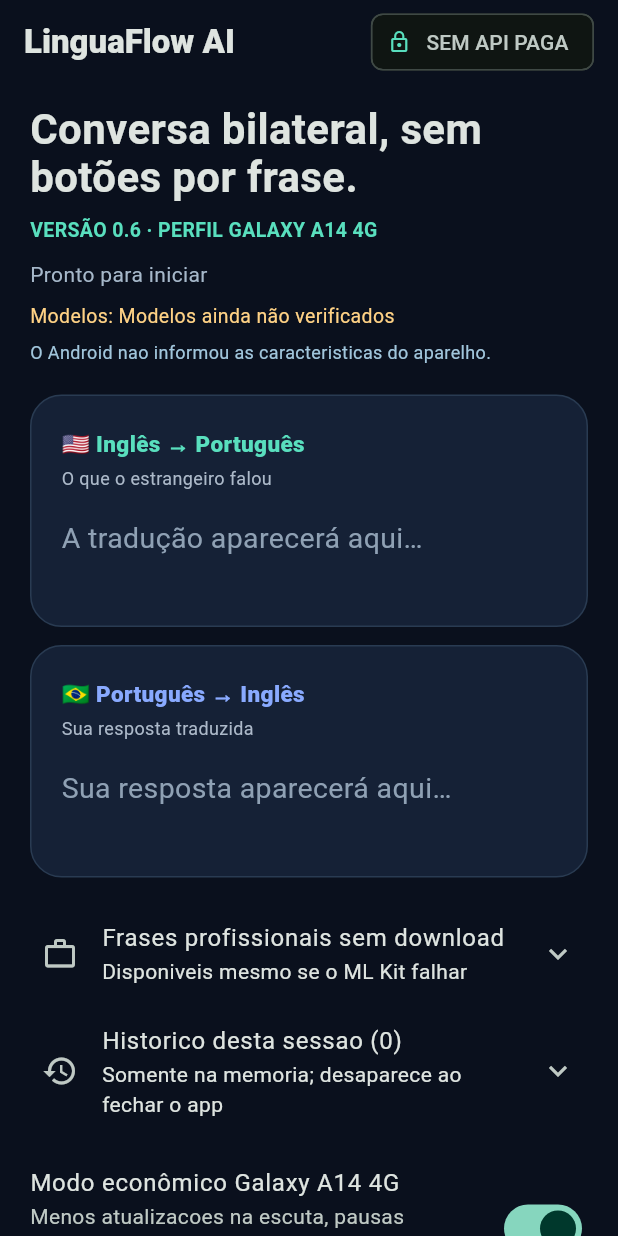
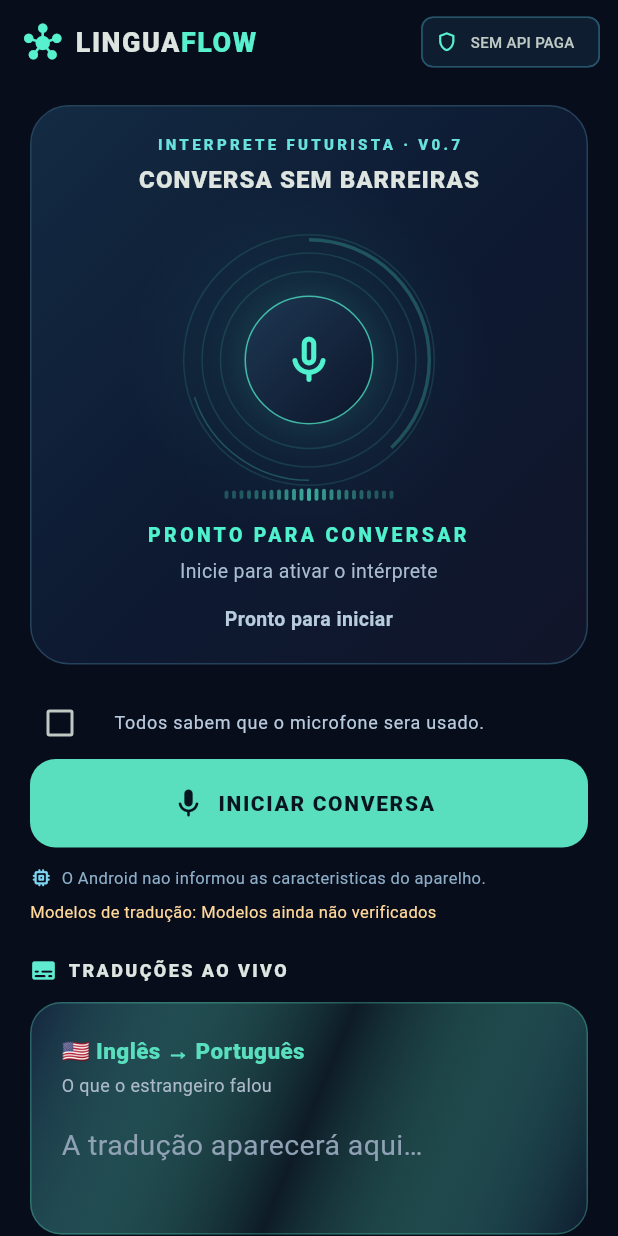
Before and after one commit to gabriel32nunes-glitch/LinguaFlow-AI, a Flutter app: the screen it shows after launch, on a phone screen of 412 x 824 dp. Run offline on Flutter 3.47's test engine with Material 3 defaults, Android fonts, the phone set to English and light mode, and no system bars; our stand-ins replace flutter_tts, permission_handler; missing offline and left inert: google_mlkit_language_id, google_mlkit_translation; accounts and stored records are empty.

Commit message:
feat(ui): painel futurista com halo pulsante, ondas e atalhos de conversa

```diff
--- a/lib/main.dart
+++ b/lib/main.dart
@@ -9,6 +9,7 @@ import 'package:permission_handler/permission_handler.dart';
 import 'work_phrases.dart';
 import 'language_direction.dart';
 import 'device_profile.dart';
+import 'voice_aura.dart';
 
 void main() {
   WidgetsFlutterBinding.ensureInitialized();
@@ -20,14 +21,14 @@ class LinguaFlowApp extends StatelessWidget {
 
   @override
   Widget build(BuildContext context) => MaterialApp(
-        title: 'LinguaFlow AI Grátis',
+        title: 'LinguaFlow AI',
         debugShowCheckedModeBanner: false,
         theme: ThemeData(
           useMaterial3: true,
           brightness: Brightness.dark,
-          scaffoldBackgroundColor: const Color(0xFF0A101D),
+          scaffoldBackgroundColor: const Color(0xFF080D1C),
           colorScheme: ColorScheme.fromSeed(
-            seedColor: const Color(0xFF59DFBE),
+            seedColor: const Color(0xFF58F1D0),
             brightness: Brightness.dark,
           ),
         ),
@@ -655,13 +656,25 @@ class _TranslationPageState extends State<TranslationPage> {
     return Scaffold(
       appBar: AppBar(
         backgroundColor: Colors.transparent,
-        title: const Text('LinguaFlow AI', style: TextStyle(fontWeight: FontWeight.w800)),
+        title: const Row(children: [
+          Icon(Icons.hub_rounded, color: Color(0xFF58F1D0), size: 25),
+          SizedBox(width: 9),
+          Text('LINGUA', style: TextStyle(
+              fontSize: 18, fontWeight: FontWeight.w900, letterSpacing: 1.0)),
+          Text('FLOW', style: TextStyle(
+              fontSize: 18, color: Color(0xFF58F1D0),
+              fontWeight: FontWeight.w900, letterSpacing: 1.0)),
+        ]),
         actions: [
           Padding(
-            padding: const EdgeInsets.only(right: 16),
+            padding: const EdgeInsets.only(right: 12),
             child: Chip(
-              avatar: Icon(Icons.lock_outline, size: 16, color: accent),
-              label: const Text('SEM API PAGA'),
+              side: const BorderSide(color: Color(0xFF24536A)),
+              backgroundColor: const Color(0xFF0E1D30),
+              avatar: const Icon(Icons.shield_outlined, size: 15,
+                  color: Color(0xFF58F1D0)),
+              label: const Text('SEM API PAGA',
+                  style: TextStyle(fontSize: 10, letterSpacing: 0.2)),
             ),
           ),
         ],
@@ -670,30 +683,114 @@ class _TranslationPageState extends State<TranslationPage> {
         child: ListView(
           padding: const EdgeInsets.fromLTRB(20, 14, 20, 28),
           children: [
-            const Text('Conversa bilateral, sem botões por frase.',
-                style: TextStyle(fontSize: 28, fontWeight: FontWeight.w700, height: 1.15)),
-            const SizedBox(height: 10),
-            const Text('VERSÃO 0.6 · PERFIL GALAXY A14 4G',
-                style: TextStyle(color: Color(0xFF59DFBE),
-                    fontSize: 13, fontWeight: FontWeight.bold)),
-            const SizedBox(height: 10),
-            Text(controller.status,
-                style: const TextStyle(color: Color(0xFFA6B8CA), fontSize: 14)),
-            const SizedBox(height: 8),
-            Text('Modelos: ${controller.modelsStatus}',
-              style: const TextStyle(color: Color(0xFFFFD285), fontSize: 13)),
-            const SizedBox(height: 6),
-            Text(controller.deviceStatus,
-              style: const TextStyle(color: Color(0xFFA1C6DC), fontSize: 12)),
+            Container(
+              padding: const EdgeInsets.fromLTRB(16, 18, 16, 20),
+              decoration: BoxDecoration(
+                borderRadius: BorderRadius.circular(26),
+                gradient: const LinearGradient(
+                  begin: Alignment.topLeft,
+                  end: Alignment.bottomRight,
+                  colors: [
+                    Color(0xFF132B43),
+                    Color(0xFF0D1A32),
+                    Color(0xFF11152A),
+                  ],
+                ),
+                border: Border.all(color: const Color(0xFF25425B)),
+              ),
+              child: Column(children: [
+                const Text('INTERPRETE FUTURISTA · V0.7',
+                    style: TextStyle(
+                      fontSize: 10, letterSpacing: 2.2,
+                      fontWeight: FontWeight.w800,
+                      color: Color(0xFF69E2DD),
+                    )),
+                const SizedBox(height: 5),
+                const Text('CONVERSA SEM BARREIRAS',
+                    style: TextStyle(fontSize: 16, letterSpacing: 0.7,
+                        fontWeight: FontWeight.w900)),
+                VoiceAura(
+                  listening: running,
+                  speaking: controller.speaking,
+                  hasSpeech: controller.partial.isNotEmpty,
+                  economy: controller.economyMode,
+                ),
+                const SizedBox(height: 13),
+                Text(
+                  controller.status,
+                  textAlign: TextAlign.center,
+                  style: const TextStyle(
+                    color: Color(0xFFB7CCDC), fontSize: 13,
+                    fontWeight: FontWeight.w600,
+                  ),
+                ),
+                if (controller.busy) ...[
+                  const SizedBox(height: 12),
+                  const LinearProgressIndicator(minHeight: 3),
+                ],
+              ]),
+            ),
+            const SizedBox(height: 15),
+            if (!running) CheckboxListTile(
+              value: consent,
+              onChanged: controller.busy
+                  ? null : (value) => setState(() => consent = value ?? false),
+              title: const Text('Todos sabem que o microfone sera usado.',
+                  style: TextStyle(fontSize: 12, color: Color(0xFFB8CADC))),
+              controlAffinity: ListTileControlAffinity.leading,
+              contentPadding: EdgeInsets.zero,
+              dense: true,
+            ),
+            FilledButton.icon(
+              onPressed: controller.busy ? null : () => _toggle(),
+              icon: Icon(running ? Icons.stop_circle_rounded
+                  : Icons.mic_rounded, size: 23),
+              label: Text(controller.busy ? 'PREPARANDO…' :
+                  running ? 'ENCERRAR CONVERSA' : 'INICIAR CONVERSA'),
+              style: FilledButton.styleFrom(
+                backgroundColor: running
+                    ? const Color(0xFFFF869E) : accent,
+                foregroundColor: const Color(0xFF071520),
+                minimumSize: const Size.fromHeight(59),
+                shape: RoundedRectangleBorder(
+                    borderRadius: BorderRadius.circular(17)),
+                textStyle: const TextStyle(
+                    fontSize: 14, fontWeight: FontWeight.w900,
+                    letterSpacing: 1.1),
+              ),
+            ),
+            const SizedBox(height: 12),
+            Row(children: [
+              const Icon(Icons.memory_rounded, size: 15,
+                  color: Color(0xFF7ED5F1)),
+              const SizedBox(width: 6),
+              Expanded(child: Text(controller.deviceStatus,
+                  maxLines: 2, overflow: TextOverflow.ellipsis,
+                  style: const TextStyle(
+                      color: Color(0xFF8CAEC7), fontSize: 11))),
+            ]),
+            const SizedBox(height: 7),
+            Text('Modelos de tradução: ${controller.modelsStatus}',
+                style: const TextStyle(
+                    color: Color(0xFFFFD89A), fontSize: 11)),
             if (controller.deviceNotice != null) ...[
-              const SizedBox(height: 8),
+              const SizedBox(height: 10),
               _InfoTile(
                 icon: Icons.info_outline,
-                title: 'Compatibilidade do seu Android',
+                title: 'Compatibilidade do Android',
                 content: controller.deviceNotice!,
               ),
             ],
-            const SizedBox(height: 20),
+            const SizedBox(height: 22),
+            const Row(children: [
+              Icon(Icons.subtitles_rounded,
+                  color: Color(0xFF60EBD0), size: 18),
+              SizedBox(width: 7),
+              Text('TRADUÇÕES AO VIVO',
+                style: TextStyle(fontSize: 12,
+                    letterSpacing: 1.6, fontWeight: FontWeight.w800)),
+            ]),
+            const SizedBox(height: 12),
             _TranslationCard(
               heading: '🇺🇸 Inglês → Português',
               subtitle: 'O que o estrangeiro falou',
@@ -894,32 +991,9 @@ class _TranslationPageState extends State<TranslationPage> {
                 label: const Text('Testar microfone SEM tradução'),
               ),
             ],
-            if (controller.busy) const Padding(
-              padding: EdgeInsets.symmetric(vertical: 10),
-              child: LinearProgressIndicator(),
-            ),
-            if (!running) CheckboxListTile(
-              value: consent,
-              onChanged: controller.busy ? null : (v) => setState(() => consent = v ?? false),
-              contentPadding: EdgeInsets.zero,
-              controlAffinity: ListTileControlAffinity.leading,
-              title: const Text('Os participantes sabem que o microfone será usado.'),
-            ),
-            const SizedBox(height: 12),
-            FilledButton.icon(
-              onPressed: controller.busy ? null : () => _toggle(),
-              icon: Icon(running ? Icons.stop_circle_outlined : Icons.mic),
-              label: Text(controller.busy ? 'Preparando…' :
-                  running ? 'Encerrar sessão' : 'Iniciar tradução automática'),
-              style: FilledButton.styleFrom(
-                minimumSize: const Size.fromHeight(60),
-                backgroundColor: running ? const Color(0xFFF08A96) : accent,
-                foregroundColor: const Color(0xFF101622),
-                textStyle: const TextStyle(fontWeight: FontWeight.w700),
-              ),
-            ),
-            const SizedBox(height: 16),
-            const Text('V0.6: perfil A14 4G reduz tentativas e consumo. '
+            const SizedBox(height: 18),
+            const Text('V0.7: efeitos de voz sao indicativos, nao representam volume real. '
+                'O perfil A14 4G reduz tentativas e consumo. '
                 'Sem modelos, o microfone tenta reconhecer APENAS as frases prontas. '
                 'Fala livre ainda exige ML Kit. '
                 'O teste de microfone funciona sem modelos. Tradução exige os pacotes PT/EN; Android 14+ '
@@ -954,9 +1028,15 @@ class _TranslationCard extends StatelessWidget {
         padding: const EdgeInsets.all(20),
         constraints: const BoxConstraints(minHeight: 155),
         decoration: BoxDecoration(
-          color: const Color(0xFF152136),
+          gradient: LinearGradient(
+            begin: Alignment.topLeft,
+            end: Alignment.bottomRight,
+            colors: [const Color(0xFF14253D),
+              accent.withValues(alpha: 0.065),
+              const Color(0xFF0D1A2E)],
+          ),
           borderRadius: BorderRadius.circular(21),
-          border: Border.all(color: const Color(0xFF293B52)),
+          border: Border.all(color: accent.withValues(alpha: 0.30)),
         ),
         child: Column(crossAxisAlignment: CrossAxisAlignment.start, children: [
           Text(heading, style: TextStyle(color: accent, fontSize: 15, fontWeight: FontWeight.w800)),
```
